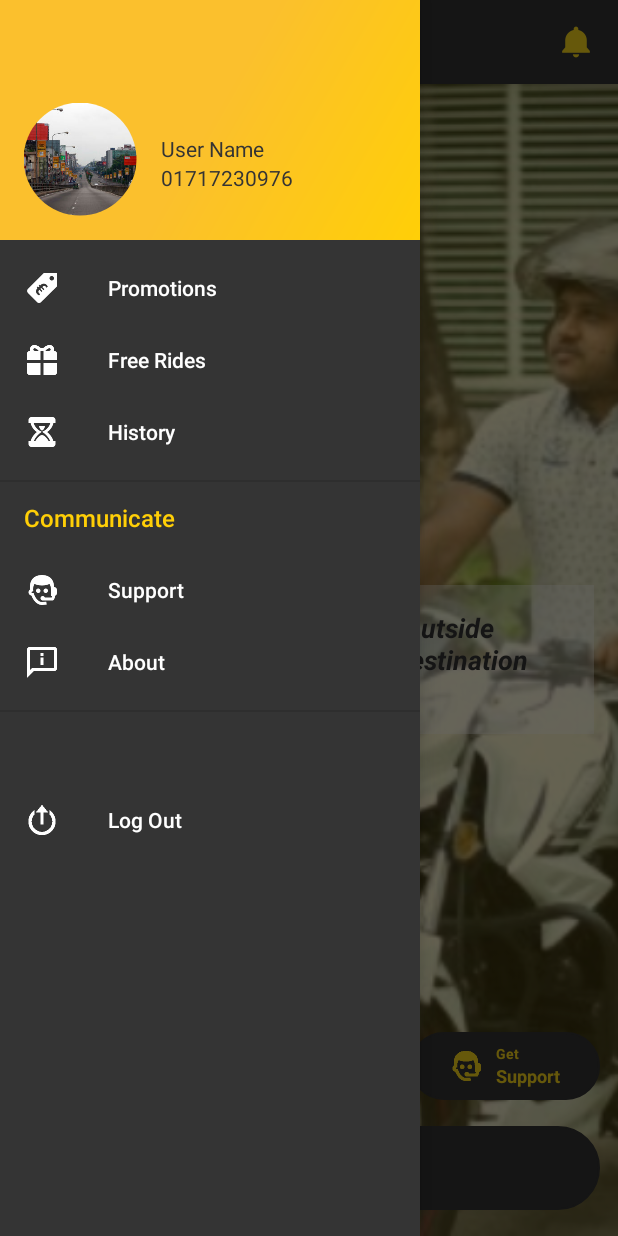
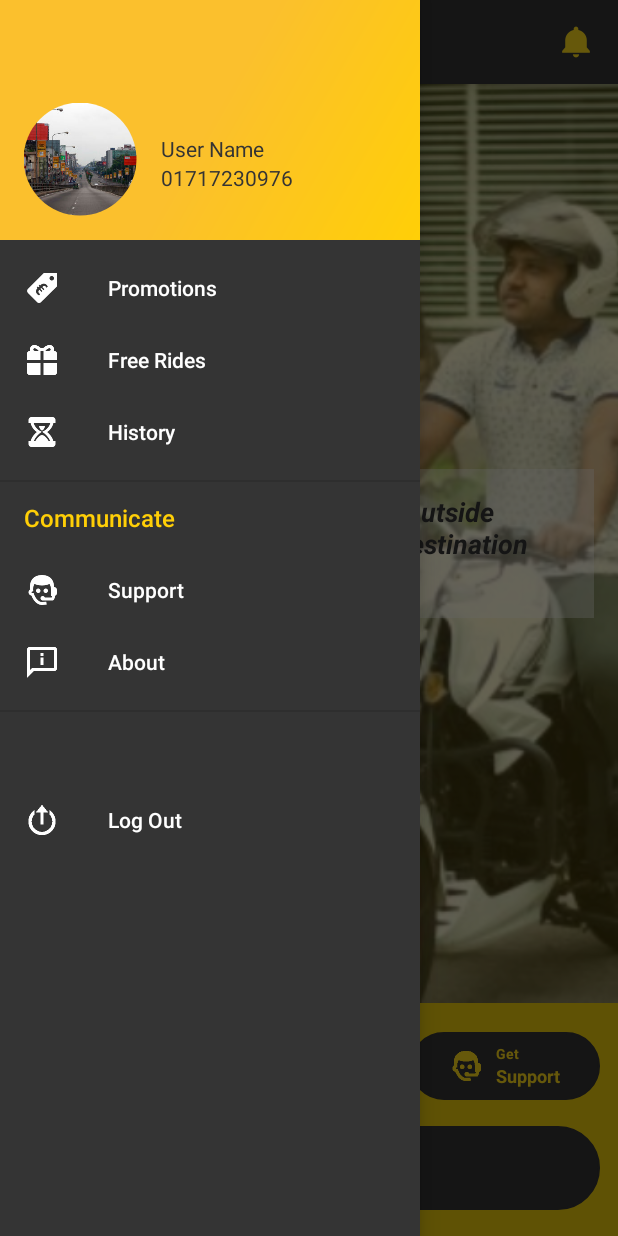
Before and after one commit to rbari/TestGitLab, an Android app: the Home screen opened directly, with no data from a screen before it, with the side drawer open, on a phone screen of 412 x 824 dp. Run offline under Robolectric (Android 15) with nearby library versions, the phone set to English and light mode, and no system bars; our stand-ins replace CircleImageView.

Commit message:
new final UI done

```diff
--- a/app/src/main/res/layout/content_home.xml
+++ b/app/src/main/res/layout/content_home.xml
@@ -41,13 +41,16 @@
             android:textSize="18sp"
             android:textStyle="bold|italic" />
 
+
+    </RelativeLayout>
+
+
     <LinearLayout
         android:layout_width="match_parent"
         android:layout_height="wrap_content"
-            android:layout_alignParentBottom="true"
-            android:layout_alignParentLeft="true"
-            android:layout_alignParentStart="true"
-            android:orientation="vertical">
+        android:orientation="vertical"
+        android:background="@color/background_color_highlight"
+        android:paddingTop="19dp">
 
 
         <LinearLayout
@@ -303,19 +306,6 @@
     </LinearLayout>
 
 
-    </RelativeLayout>
-
-
-    <!--  <LinearLayout
-          android:layout_width="match_parent"
-          android:layout_height="56dp"
-          android:orientation="horizontal">
-
-
-      </LinearLayout>-->
-
-
-
 
 
 </LinearLayout>
--- a/app/src/main/res/values/colors.xml
+++ b/app/src/main/res/values/colors.xml
@@ -21,7 +21,7 @@
     <color name="white_alpha">#5affffff</color>
 
     <color name="background_color">#343434</color>
-    <color name="background_color_highlight">#2e2e2e</color>
+    <color name="background_color_highlight">#EFCD0C</color>
   <!--  <color name="foreground_color">#ffcf07</color>-->
     <color name="foreground_color">#ffdd1c</color>
 </resources>
```
Lines whose indentation alone changed are shown as unchanged.
